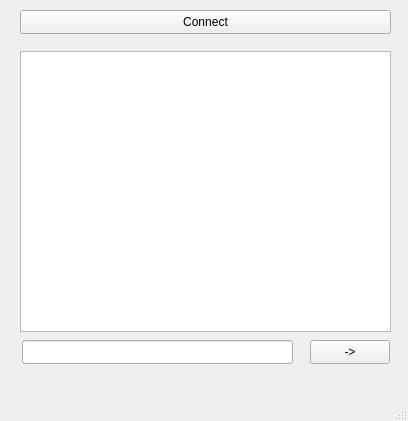
First picture: the form in client/mainwindow_client.ui, repository Dacyha/Diplom, before the edit.
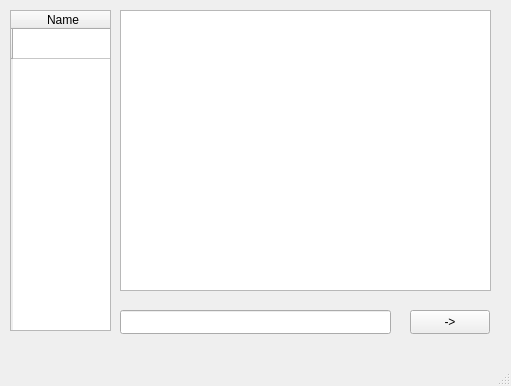
Second picture: the form after the edit.

```diff
--- a/client/mainwindow_client.ui
+++ b/client/mainwindow_client.ui
@@ -6,32 +6,19 @@
    <rect>
     <x>0</x>
     <y>0</y>
-    <width>408</width>
-    <height>421</height>
+    <width>511</width>
+    <height>386</height>
    </rect>
   </property>
   <property name="windowTitle">
    <string>MainWindow</string>
   </property>
   <widget class="QWidget" name="centralwidget">
-   <widget class="QPushButton" name="pushButton">
-    <property name="geometry">
-     <rect>
-      <x>20</x>
-      <y>10</y>
-      <width>371</width>
-      <height>24</height>
-     </rect>
-    </property>
-    <property name="text">
-     <string>Connect</string>
-    </property>
-   </widget>
    <widget class="QLineEdit" name="lineEdit">
     <property name="geometry">
      <rect>
-      <x>22</x>
-      <y>340</y>
+      <x>120</x>
+      <y>310</y>
       <width>271</width>
       <height>24</height>
      </rect>
@@ -40,8 +27,8 @@
    <widget class="QTextBrowser" name="textBrowser">
     <property name="geometry">
      <rect>
-      <x>20</x>
-      <y>51</y>
+      <x>120</x>
+      <y>10</y>
       <width>371</width>
       <height>281</height>
      </rect>
@@ -50,8 +37,8 @@
    <widget class="QPushButton" name="pushButton_2">
     <property name="geometry">
      <rect>
-      <x>310</x>
-      <y>340</y>
+      <x>410</x>
+      <y>310</y>
       <width>80</width>
       <height>24</height>
      </rect>
@@ -60,6 +47,31 @@
      <string>-&gt;</string>
     </property>
    </widget>
+   <widget class="QTableWidget" name="tableWidget">
+    <property name="geometry">
+     <rect>
+      <x>10</x>
+      <y>10</y>
+      <width>101</width>
+      <height>321</height>
+     </rect>
+    </property>
+    <row>
+     <property name="text">
+      <string/>
+     </property>
+    </row>
+    <column>
+     <property name="text">
+      <string>Name</string>
+     </property>
+    </column>
+    <item row="0" column="0">
+     <property name="text">
+      <string/>
+     </property>
+    </item>
+   </widget>
   </widget>
   <widget class="QMenuBar" name="menubar">
    <property name="geometry">
```
Left out of the diff: 2 changed lines with no effect on the pictures.
